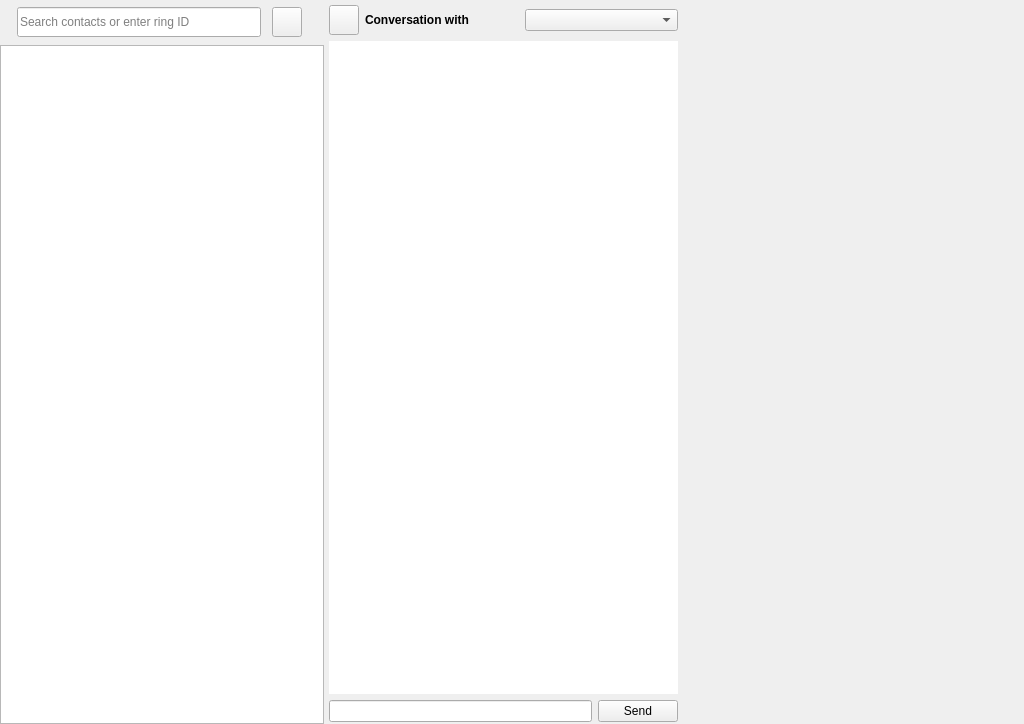
Old version of the form callwidget.ui in the repository savoirfairelinux/jami-client-windows.
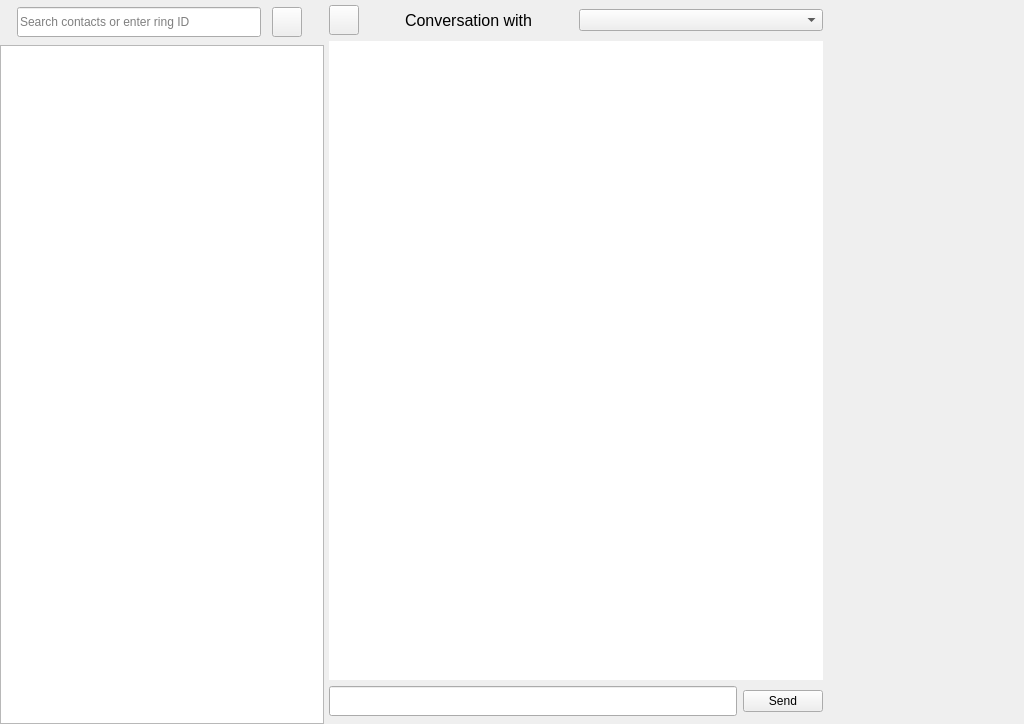
New version of the form. The open tabs and pages were chosen to show the change. Icons and pictures are not drawn. Custom widgets are drawn as their Qt base class.

Commit message:
ui: instant mesaging ui update
- rounded corners, bigger font, anti-aliasing, misc.

Tuleap: #148

What changed in the file:
```diff
--- a/callwidget.ui
+++ b/callwidget.ui
@@ -703,12 +703,26 @@
                     </property>
                    </widget>
                   </item>
+                  <item>
+                   <spacer name="horizontalSpacer_7">
+                    <property name="orientation">
+                     <enum>Qt::Horizontal</enum>
+                    </property>
+                    <property name="sizeHint" stdset="0">
+                     <size>
+                      <width>40</width>
+                      <height>20</height>
+                     </size>
+                    </property>
+                   </spacer>
+                  </item>
                   <item>
                    <widget class="QLabel" name="imNameLabel">
                     <property name="font">
                      <font>
-                      <weight>75</weight>
-                      <bold>true</bold>
+                      <pointsize>12</pointsize>
+                      <weight>50</weight>
+                      <bold>false</bold>
                      </font>
                     </property>
                     <property name="text">
@@ -717,7 +731,27 @@
                    </widget>
                   </item>
                   <item>
-                   <widget class="QComboBox" name="contactMethodComboBox"/>
+                   <spacer name="horizontalSpacer_6">
+                    <property name="orientation">
+                     <enum>Qt::Horizontal</enum>
+                    </property>
+                    <property name="sizeHint" stdset="0">
+                     <size>
+                      <width>40</width>
+                      <height>20</height>
+                     </size>
+                    </property>
+                   </spacer>
+                  </item>
+                  <item>
+                   <widget class="QComboBox" name="contactMethodComboBox">
+                    <property name="minimumSize">
+                     <size>
+                      <width>244</width>
+                      <height>0</height>
+                     </size>
+                    </property>
+                   </widget>
                   </item>
                  </layout>
                 </item>
@@ -759,8 +793,23 @@
                 </item>
                 <item>
                  <layout class="QHBoxLayout" name="horizontalLayout_5">
+                  <property name="bottomMargin">
+                   <number>6</number>
+                  </property>
                   <item>
-                   <widget class="QLineEdit" name="messageEdit"/>
+                   <widget class="QLineEdit" name="messageEdit">
+                    <property name="minimumSize">
+                     <size>
+                      <width>0</width>
+                      <height>30</height>
+                     </size>
+                    </property>
+                    <property name="font">
+                     <font>
+                      <pointsize>12</pointsize>
+                     </font>
+                    </property>
+                   </widget>
                   </item>
                   <item>
                    <widget class="QPushButton" name="sendButton">
```
Left out of the diff: 3 changed lines with no effect on the pictures. The commit also changes 3 other files.
